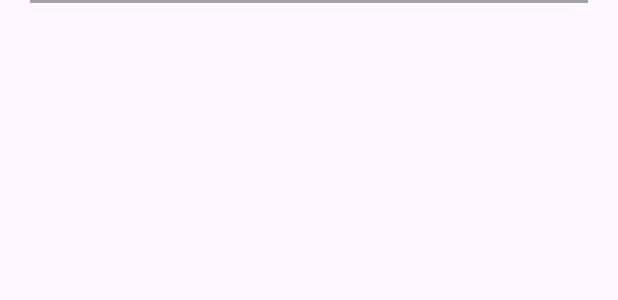
After one commit to ojhaprathmesh/Stray_Haven_Repo, an Android app: the layout comp_horizontal_line.xml on its own in the app's theme, with its tools: preview values and no code run, on a phone screen of 412 x 824 dp. The commit adds this screen. Shown: the top 300 px of the screen. Run offline under Robolectric (Android 15) with nearby library versions, the phone set to English and light mode, and no system bars.

Commit message:
Horizontal line component!

```diff
--- /dev/null
+++ b/app/src/main/res/layout/comp_horizontal_line.xml
@@ -0,0 +1,15 @@
+<?xml version="1.0" encoding="utf-8"?>
+<LinearLayout xmlns:android="http://schemas.android.com/apk/res/android"
+    android:layout_width="match_parent"
+    android:layout_height="match_parent"
+    android:layout_margin="0dp"
+    android:orientation="vertical"
+    android:paddingHorizontal="20dp">
+
+    <!-- Horizontal Line -->
+    <View
+        android:layout_width="match_parent"
+        android:layout_height="2dp"
+        android:background="@color/Grey" />
+
+</LinearLayout>
--- a/app/src/main/res/values/colors.xml
+++ b/app/src/main/res/values/colors.xml
@@ -7,4 +7,5 @@
     <color name="light_blue_600">#FF039BE5</color>
     <color name="gray_400">#FFBDBDBD</color>
     <color name="gray_600">#FF757575</color>
+    <color name="Grey">#A3A3A3</color>
 </resources>
```
